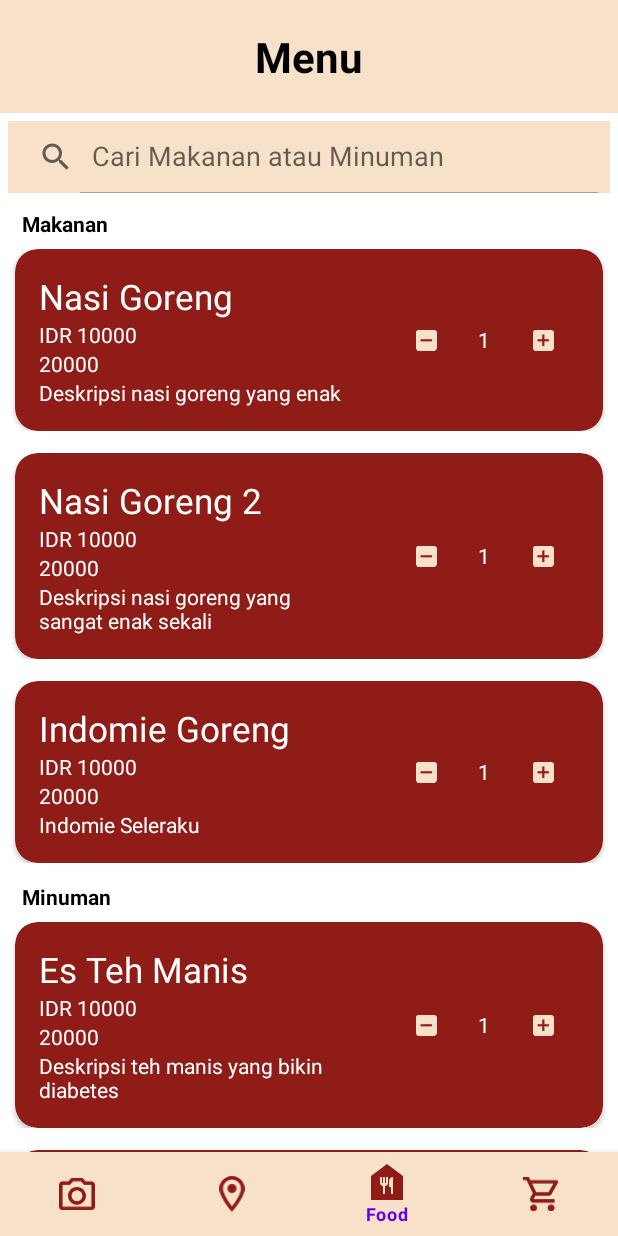
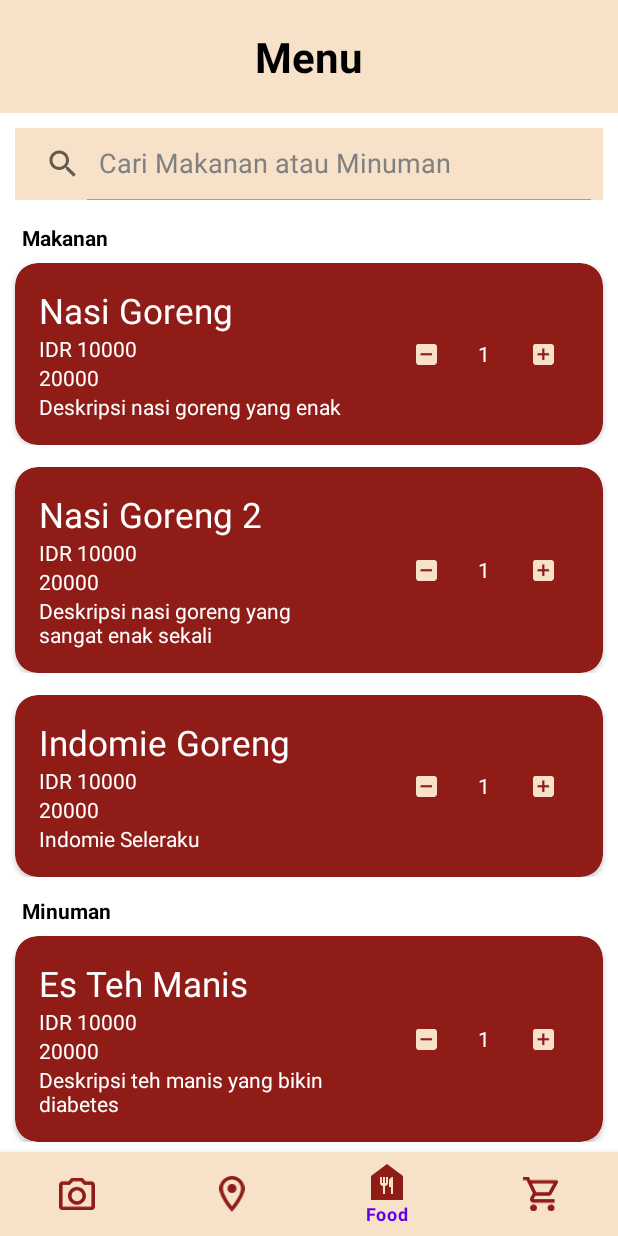
Before and after one commit to ZianTsabit/if3210-2023-android-mlk, an Android app: the screen it shows after launch (MainActivity), item 3 of the bottom bar chosen, on a phone screen of 412 x 824 dp. Run offline under Robolectric (Android 15) with nearby library versions, the phone set to English and light mode, and no system bars; our stand-ins replace Room's generated code; libraries missing offline, so code that uses them is left out: androidx.camera.core, androidx.camera.lifecycle.

Commit message:
Change text color in search bar in menu page

```diff
--- a/app/src/main/res/layout/fragment_food.xml
+++ b/app/src/main/res/layout/fragment_food.xml
@@ -17,7 +17,7 @@
             android:layout_width="match_parent"
             android:layout_height="wrap_content"
             android:background="@color/F7E1C9"
-            android:layout_margin="5dp"
+            android:layout_margin="10dp"
             app:queryHint="Cari Makanan atau Minuman"
             app:iconifiedByDefault="false"/>
 
--- a/app/src/main/res/values-night/themes.xml
+++ b/app/src/main/res/values-night/themes.xml
@@ -12,5 +12,6 @@
         <!-- Status bar color. -->
         <item name="android:statusBarColor">?attr/colorPrimaryVariant</item>
         <!-- Customize your theme here. -->
+        <item name="autoCompleteTextViewStyle">@style/SearchAutoCompleteTextView</item>
     </style>
 </resources>
--- a/app/src/main/res/values/colors.xml
+++ b/app/src/main/res/values/colors.xml
@@ -9,4 +9,5 @@
     <color name="white">#FFFFFFFF</color>
     <color name="F7E1C9">#F7E1C9</color>
     <color name="maroon_red">#901C18</color>
+    <color name="grey">#808080</color>
 </resources>
--- a/app/src/main/res/values/themes.xml
+++ b/app/src/main/res/values/themes.xml
@@ -1,4 +1,11 @@
 <resources xmlns:tools="http://schemas.android.com/tools">
+
+    <style name="SearchAutoCompleteTextView" parent="Widget.AppCompat.Light.AutoCompleteTextView">
+        <item name="android:textColor">@color/grey</item>
+        <item name="android:editTextColor">@color/grey</item>
+        <item name="android:textColorHint">@color/grey</item>
+    </style>
+
     <!-- Base application theme. -->
     <style name="Theme.Malika" parent="Theme.MaterialComponents.DayNight.NoActionBar">
         <!-- Primary brand color. -->
@@ -12,5 +19,6 @@
         <!-- Status bar color. -->
         <item name="android:statusBarColor">?attr/colorPrimaryVariant</item>
         <!-- Customize your theme here. -->
+        <item name="autoCompleteTextViewStyle">@style/SearchAutoCompleteTextView</item>
     </style>
 </resources>
```
